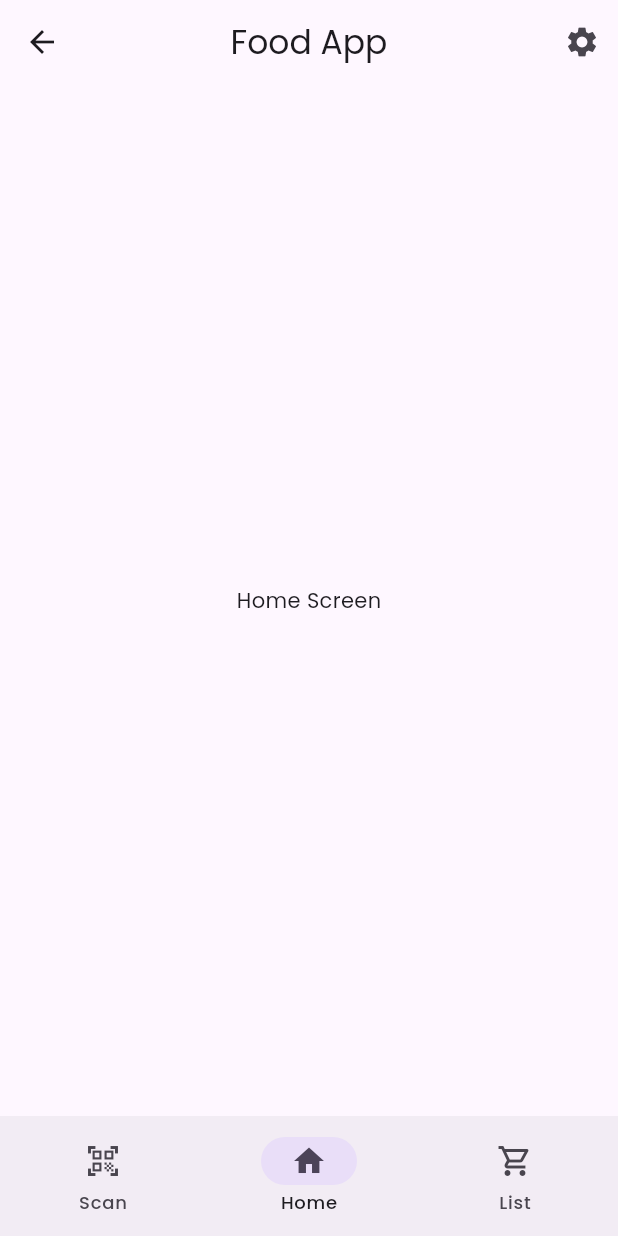
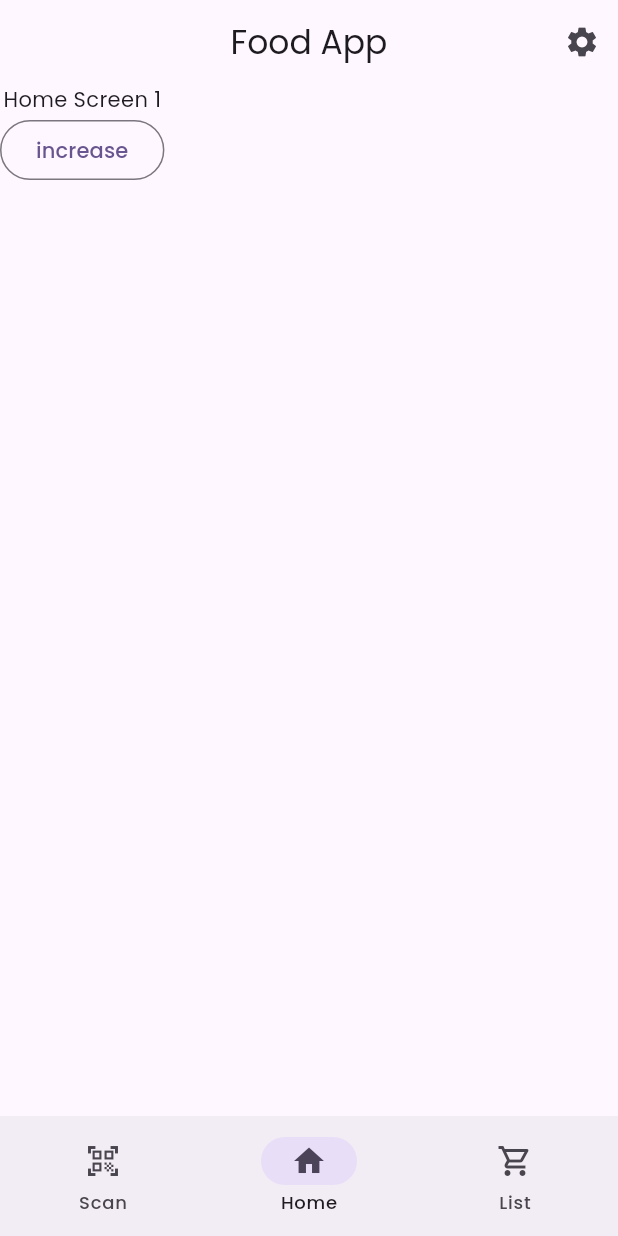
Before and after one commit to buggxs/mini_hackathon_two, a Flutter app: the HomeScreen screen opened directly, on a phone screen of 412 x 824 dp. Run offline on Flutter 3.47's test engine with Material 3 defaults, Android fonts, the phone set to English and light mode, and no system bars; our stand-ins replace bloc, flutter_bloc, get_it, google_fonts; missing offline and left inert: openfoodfacts.

Commit message:
Add home cubit

```diff
--- a/lib/core/app_service_locator.dart
+++ b/lib/core/app_service_locator.dart
@@ -1,7 +1,10 @@
 import 'package:get_it/get_it.dart';
+import 'package:mini_hackathon_two/services/open_food_service.dart';
 
 final GetIt app = GetIt.instance;
 
 void setup() {
   app.allowReassignment = true;
+
+  app.registerLazySingleton<OpenFoodService>(() => OpenFoodService());
 }
--- a/lib/main.dart
+++ b/lib/main.dart
@@ -1,7 +1,7 @@
 import 'package:flutter/material.dart';
 import 'package:google_fonts/google_fonts.dart';
 import 'package:mini_hackathon_two/core/app_service_locator.dart';
-import 'package:mini_hackathon_two/screens/shopping_list_screen.dart';
+import 'package:mini_hackathon_two/screens/home_screen.dart';
 
 void main() {
   setup();
@@ -22,7 +22,7 @@ class MyApp extends StatelessWidget {
         colorScheme: ColorScheme.fromSeed(seedColor: Colors.deepPurple),
         useMaterial3: true,
       ),
-      home: const ShoppingListScreen(),
+      home: const HomeScreen(),
     );
   }
 }
--- /dev/null
+++ b/lib/screens/cubit/home_cubit.dart
@@ -0,0 +1,11 @@
+import 'package:bloc/bloc.dart';
+
+part 'home_state.dart';
+
+class HomeCubit extends Cubit<HomeState> {
+  HomeCubit() : super(HomeState(productAmount: 1));
+
+  void increaseAmount() {
+    emit(state.copyWith(productAmount: 2));
+  }
+}
--- /dev/null
+++ b/lib/screens/cubit/home_state.dart
@@ -0,0 +1,15 @@
+part of 'home_cubit.dart';
+
+class HomeState {
+  HomeState({this.productAmount});
+
+  final int? productAmount;
+
+  HomeState copyWith({
+    int? productAmount,
+  }) {
+    return HomeState(
+      productAmount: productAmount ?? this.productAmount,
+    );
+  }
+}
--- a/lib/screens/home_screen.dart
+++ b/lib/screens/home_screen.dart
@@ -1,4 +1,6 @@
 import 'package:flutter/material.dart';
+import 'package:flutter_bloc/flutter_bloc.dart';
+import 'package:mini_hackathon_two/screens/cubit/home_cubit.dart';
 import 'package:mini_hackathon_two/widgets/food_bottom_nav.dart';
 
 class HomeScreen extends StatelessWidget {
@@ -17,10 +19,30 @@ class HomeScreen extends StatelessWidget {
           ),
         ],
       ),
-      body: const Center(
-        child: Text('Home Screen'),
+      body: BlocProvider<HomeCubit>(
+        create: (_) => HomeCubit(),
+        child: const HomeScreenContent(),
       ),
       bottomNavigationBar: const FoodBottomNav(),
     );
   }
 }
+
+class HomeScreenContent extends StatelessWidget {
+  const HomeScreenContent({super.key});
+
+  @override
+  Widget build(BuildContext context) {
+    HomeCubit cubit = context.watch<HomeCubit>();
+    HomeState state = cubit.state;
+
+    Widget child;
+
+    return Column(
+      children: [
+        Text('Home Screen ${state.productAmount}'),
+        OutlinedButton(onPressed: cubit.increaseAmount, child: Text('increase'))
+      ],
+    );
+  }
+}
--- a/lib/services/open_food_service.dart
+++ b/lib/services/open_food_service.dart
@@ -2,6 +2,8 @@ import 'package:openfoodfacts/openfoodfacts.dart';
 
 class OpenFoodService {
   final User user = const User(userId: '', password: '');
+
+  OpenFoodService();
 
   Future getProductFromBarcode(String barcode) async {
     final ProductQueryConfiguration configuration = ProductQueryConfiguration(
```
